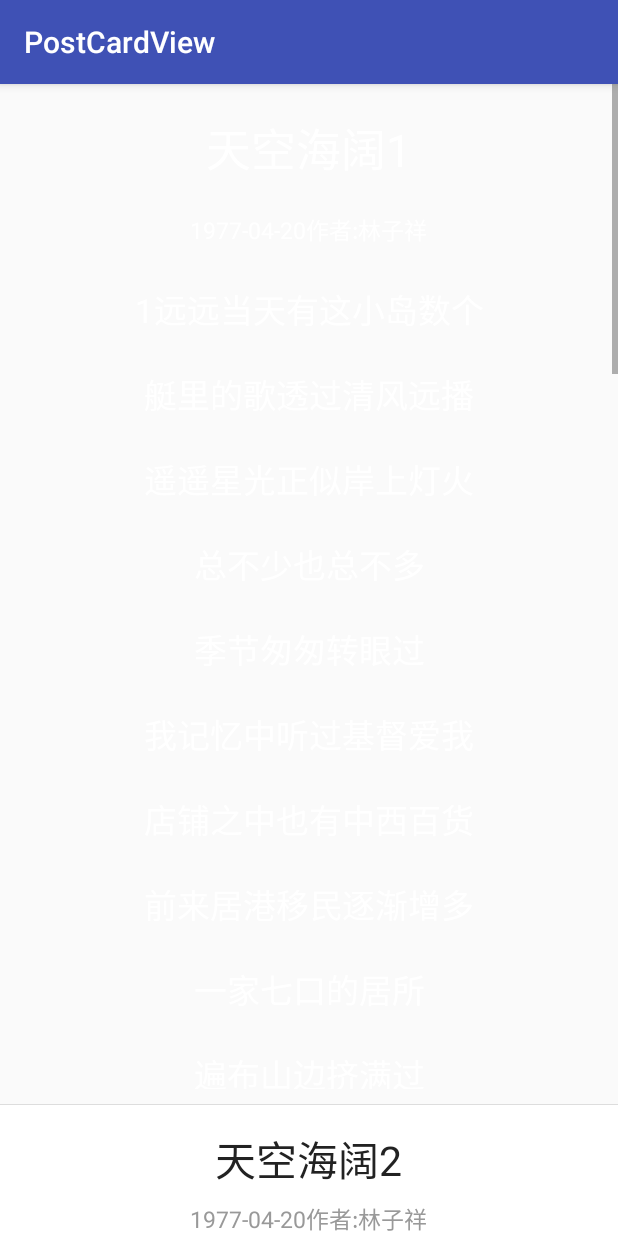
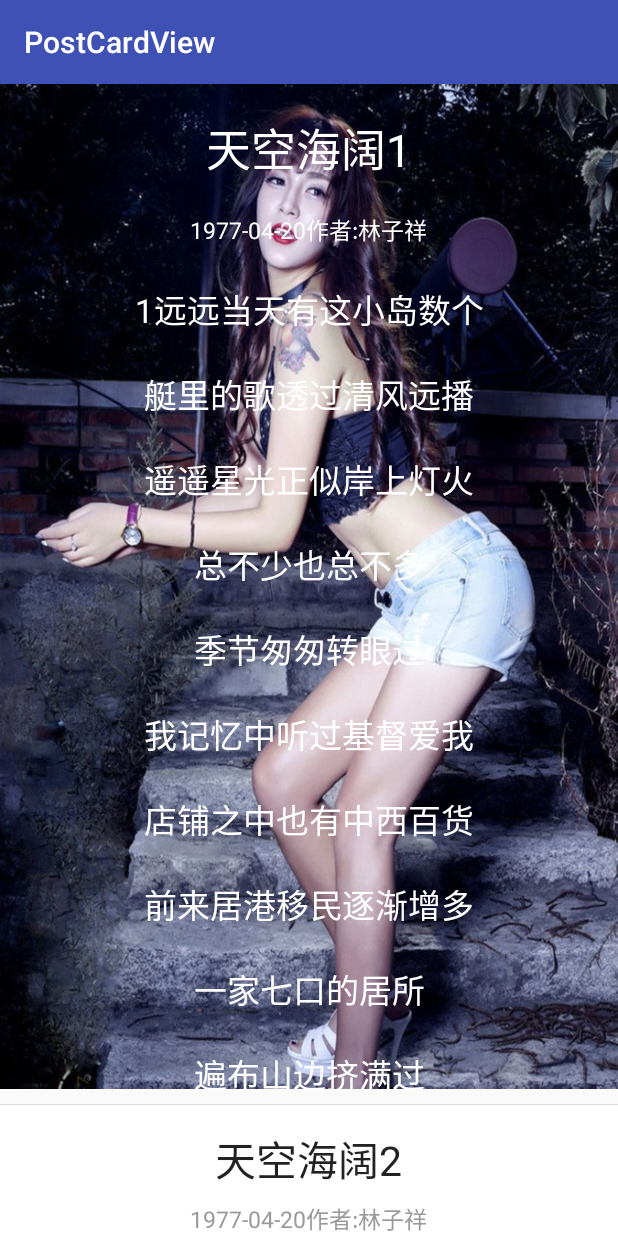
Before and after one commit to aiyoowii/PostCardView, an Android app: the screen it shows after launch (LiteratureTestActivity), in the options menu, after a tap on "Settings", on a phone screen of 412 x 824 dp. Run offline under Robolectric (Android 15) with nearby library versions, the phone set to English and light mode, and no system bars.

Commit message:
post card modify

```diff
--- a/app/src/main/java/com/cegrano/android/postcardview/LiteratureView.java
+++ b/app/src/main/java/com/cegrano/android/postcardview/LiteratureView.java
@@ -35,6 +35,7 @@ public class LiteratureView extends FrameLayout{
     View preView,currentView,nextView,tempView;
     int curPos;
     boolean viewIsChanging;
+    Bitmap mMidBack;
     private View mHeader, mFooter;
     private int mDividerHeight = DEFAULT_DIVIDER_HEIGHT;
     private int mMidHeight;
@@ -303,8 +304,10 @@ public class LiteratureView extends FrameLayout{
      * 设置中间区域背景
      * @param background 传bitmap
      */
-    public void setBackground(Bitmap background){
-
+    public void setMidBackground(int background) {
+        preView.setBackgroundResource(background);
+        nextView.setBackgroundResource(background);
+        currentView.setBackgroundResource(background);
     }
 
     public void notifyDateChange() {
--- a/app/src/main/java/com/cegrano/android/postcardview/PostCardHelper.java
+++ b/app/src/main/java/com/cegrano/android/postcardview/PostCardHelper.java
@@ -10,16 +10,27 @@ import java.util.List;
  * helper
  */
 public class PostCardHelper {
+    public static int COUNT = 2;
     public static PostCardView.CardStyle getTemper(int index){
         switch (index){
             case 0:
                 return Temper1();
             default:
-                return Temper1();
+                return Temper0();
         }
     }
 
     private static PostCardView.CardStyle Temper1() {
+        PostCardView.CardTextStyle text1 = new PostCardView.CardTextStyle(Color.WHITE, 70, 488, 400, 16, true, "新的战役将要开始");
+        PostCardView.CardTextStyle text2 = new PostCardView.CardTextStyle(Color.WHITE, 50, 595, 400, 100, true, "Here comes another fight");
+        List<PostCardView.CardTextStyle> texts = new ArrayList<>();
+        texts.add(text1);
+        texts.add(text2);
+        PostCardView.CardBgStyle bgStyle = new PostCardView.CardBgStyle((R.mipmap.bg_card_temper1), 302, 182);
+        return new PostCardView.CardStyle(bgStyle, texts);
+    }
+
+    private static PostCardView.CardStyle Temper0() {
         PostCardView.CardTextStyle text1 = new PostCardView.CardTextStyle(Color.BLUE,22,100,30,16,false,"你好的拉家带口了飞机失联飞机额外饿哦如果老是打击");
         PostCardView.CardTextStyle text2 = new PostCardView.CardTextStyle(Color.BLACK,33,190,200,100,true,"hello world! forever forever forever");
         PostCardView.CardTextStyle text3 = new PostCardView.CardTextStyle(Color.RED,44,60,500,60,true,"你好的拉家带口了飞机失联飞机额外饿哦如果老是打击");
@@ -29,6 +40,7 @@ public class PostCardHelper {
         texts.add(text2);
         texts.add(text3);
         texts.add(text4);
-        return new PostCardView.CardStyle(R.mipmap.ic_launcher,texts);
+        PostCardView.CardBgStyle bgStyle = new PostCardView.CardBgStyle((R.mipmap.ic_launcher), 100, 100);
+        return new PostCardView.CardStyle(bgStyle, texts);
     }
 }
--- a/app/src/main/java/com/cegrano/android/postcardview/PostCardView.java
+++ b/app/src/main/java/com/cegrano/android/postcardview/PostCardView.java
@@ -28,6 +28,7 @@ import java.util.List;
  * 歌词卡片模版
  */
 public class PostCardView extends View {
+    public static final String TAG = "PostCardView";
     private CardStyle cardStyle;
     private Paint textPaint = new Paint();
     private Path path;
@@ -39,7 +40,19 @@ public class PostCardView extends View {
         textPaint = new Paint();
         matrix = new Matrix();
         path = new Path();
-        path.lineTo(0,10000);
+        path.lineTo(0, 10000);
+    }
+
+    public static void imageInsert(Context context, String filePath) {
+        // 其次把文件插入到系统图库
+        try {
+            MediaStore.Images.Media.insertImage(context.getContentResolver(),
+                    filePath, filePath.substring(0, filePath.lastIndexOf('.')), null);
+        } catch (FileNotFoundException e) {
+            e.printStackTrace();
+        }
+        // 最后通知图库更新
+        context.sendBroadcast(new Intent(Intent.ACTION_MEDIA_SCANNER_SCAN_FILE, Uri.parse("file://" + filePath)));
     }
 
     /**
@@ -48,7 +61,8 @@ public class PostCardView extends View {
      */
     public void setCardStyle(CardStyle cardStyle){
         this.cardStyle = cardStyle;
-        drawableBg = BitmapFactory.decodeResource(getResources(),cardStyle.cardBack);
+
+        drawableBg = BitmapFactory.decodeResource(getResources(), cardStyle.cardBack.bg);
         invalidate();
     }
 
@@ -57,7 +71,9 @@ public class PostCardView extends View {
         super.onDraw(canvas);
         //draw back
         if (drawableBg != null) {
-            canvas.drawBitmap(drawableBg, matrix, textPaint);
+            CardBgStyle bgStyle = cardStyle.cardBack;
+            canvas.drawBitmap(drawableBg, bgStyle.posX, bgStyle.posY, textPaint);
+            Log.d(TAG, "draw bg--x:" + bgStyle.posX + " y:" + bgStyle.posY);
         }
         //draw text
         List<CardTextStyle> texts = cardStyle.cardTexts;
@@ -81,8 +97,12 @@ public class PostCardView extends View {
                             py+=w;
                         }
                     }
-                } else
+                } else {
+                    textPaint.setTextAlign(Paint.Align.CENTER);
                     canvas.drawText(textStyle.text, 0, textStyle.textLength, textStyle.posX, textStyle.posY, textPaint);
+                }
+
+                Log.d(TAG, "draw text--x:" + textStyle.posX + " y:" + textStyle.posY);
             }
         }
     }
@@ -122,19 +142,7 @@ public class PostCardView extends View {
         b.compress(Bitmap.CompressFormat.JPEG, 90, fos);
         fos.flush();
         fos.close();
-        imageInsert(getContext(),f.getPath());
-    }
-
-    public static void imageInsert(Context context, String filePath) {
-        // 其次把文件插入到系统图库
-        try {
-            MediaStore.Images.Media.insertImage(context.getContentResolver(),
-                    filePath, filePath.substring(0, filePath.lastIndexOf('.')), null);
-        } catch (FileNotFoundException e) {
-            e.printStackTrace();
-        }
-        // 最后通知图库更新
-        context.sendBroadcast(new Intent(Intent.ACTION_MEDIA_SCANNER_SCAN_FILE, Uri.parse("file://" + filePath)));
+        imageInsert(getContext(), f.getPath());
     }
 
     /**
@@ -160,15 +168,26 @@ public class PostCardView extends View {
         }
     }
 
+    public static class CardBgStyle {
+        @DrawableRes
+        int bg;
+        float posX, posY;
+
+        public CardBgStyle(int bg, float posX, float posY) {
+            this.bg = bg;
+            this.posX = posX;
+            this.posY = posY;
+        }
+    }
+
     /**
      * card's background and every text
      */
     public static class CardStyle{
-        @DrawableRes
-        int cardBack;
+        CardBgStyle cardBack;
         List<CardTextStyle> cardTexts;
 
-        public CardStyle(int cardBack, List<CardTextStyle> cardTexts) {
+        public CardStyle(CardBgStyle cardBack, List<CardTextStyle> cardTexts) {
             this.cardBack = cardBack;
             this.cardTexts = cardTexts;
         }
--- a/app/src/main/java/com/cegrano/android/test/LiteratureTestActivity.java
+++ b/app/src/main/java/com/cegrano/android/test/LiteratureTestActivity.java
@@ -29,6 +29,8 @@ public class LiteratureTestActivity extends AppCompatActivity {
         literature.add(new Literature());
         literature.add(new Literature());
         literatureView.setLiteratureList(literature);
+//        literatureView.setMidBackground(((BitmapDrawable) getResources().getDrawable(R.mipmap.text_bg)).getBitmap());
+        literatureView.setMidBackground(R.mipmap.text_bg);
         literatureView.notifyDateChange();
     }
 }
--- a/app/src/main/java/com/cegrano/android/test/MainActivity.java
+++ b/app/src/main/java/com/cegrano/android/test/MainActivity.java
@@ -3,12 +3,11 @@ package com.cegrano.android.test;
 import android.content.Intent;
 import android.os.Bundle;
 import android.support.design.widget.FloatingActionButton;
-import android.support.design.widget.Snackbar;
 import android.support.v7.app.AppCompatActivity;
 import android.support.v7.widget.Toolbar;
-import android.view.View;
 import android.view.Menu;
 import android.view.MenuItem;
+import android.view.View;
 
 import com.cegrano.android.postcardview.PostCardHelper;
 import com.cegrano.android.postcardview.PostCardView;
@@ -37,11 +36,12 @@ public class MainActivity extends AppCompatActivity {
         postCardView= (PostCardView) findViewById(R.id.post_card);
 
         postCardView.setCardStyle(PostCardHelper.getTemper(index));
+        postCardView.setBackgroundResource(R.mipmap.text_bg);
         postCardView.setOnClickListener(new View.OnClickListener() {
             @Override
             public void onClick(View v) {
                 index++;
-                postCardView.setCardStyle(PostCardHelper.getTemper(index));
+                postCardView.setCardStyle(PostCardHelper.getTemper(index % PostCardHelper.COUNT));
                 postCardView.invalidate();
             }
         });
```
Also changed, not shown: app/src/main/res/mipmap-xhdpi/text_bg.jpg (added), app/src/main/res/mipmap-xxhdpi/bg_card_temper1.png (added), app/src/main/res/mipmap-xxhdpi/bg_card_temper2.png (added), app/src/main/res/mipmap-xxhdpi/bg_card_temper4.png (added), app/src/main/res/mipmap-xxhdpi/bg_card_temper5.png (added), app/src/main/res/mipmap-xxhdpi/bg_card_temper6.png (added).
